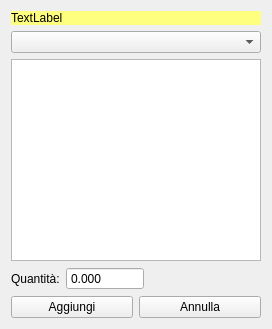
Old version of the form haddlotinproduction.ui in the repository fblabs/hamlet-mod-sancon.
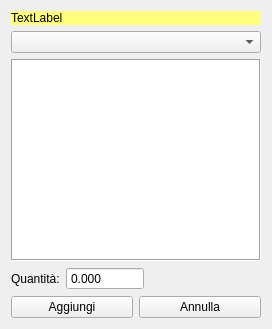
New version of the form.

```diff
--- a/haddlotinproduction.ui
+++ b/haddlotinproduction.ui
@@ -28,7 +28,22 @@
     <widget class="QComboBox" name="cbLastLots"/>
    </item>
    <item>
-    <widget class="QListView" name="lvLastLots"/>
+    <widget class="QListView" name="lvLastLots">
+     <property name="font">
+      <font>
+       <pointsize>11</pointsize>
+      </font>
+     </property>
+     <property name="frameShape">
+      <enum>QFrame::Box</enum>
+     </property>
+     <property name="editTriggers">
+      <set>QAbstractItemView::NoEditTriggers</set>
+     </property>
+     <property name="alternatingRowColors">
+      <bool>true</bool>
+     </property>
+    </widget>
    </item>
    <item>
     <layout class="QHBoxLayout" name="horizontalLayout">
```
